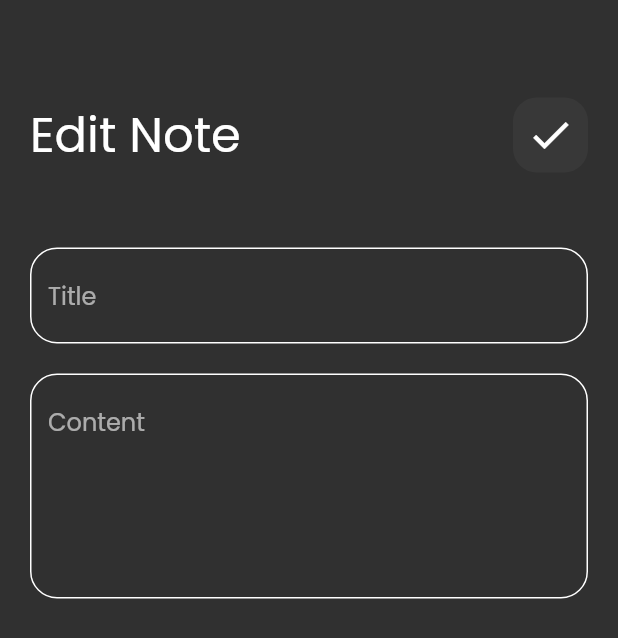
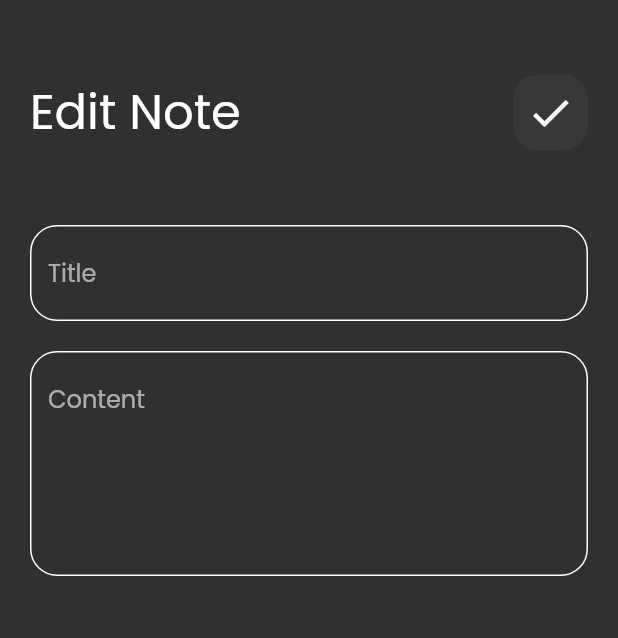
Before and after one commit to reham1414/notes_app, a Flutter app: the screen it shows after launch, after a tap on "Flutter Tips", on a phone screen of 412 x 824 dp. Shown: the top 638 px of the screen. Run offline on Flutter 3.47's test engine with Material 2 defaults, Android fonts, the phone set to English and light mode, and no system bars; our stand-ins replace bloc, hive, hive_flutter; accounts and stored records are empty.

```diff
--- a/lib/constants.dart
+++ b/lib/constants.dart
@@ -1,3 +1,4 @@
 import 'package:flutter/material.dart';
 
 const kPrimaryColor = Color(0xFF62FCD7);
+const kNotesBox = 'notes_box';
--- a/lib/views/widget/custom_app_bar.dart
+++ b/lib/views/widget/custom_app_bar.dart
@@ -2,9 +2,11 @@ import 'package:flutter/material.dart';
 import 'package:notes_app/views/widget/custom_icon.dart';
 
 class CustomAppBar extends StatelessWidget {
-  const CustomAppBar({super.key, required this.title, required this.icon});
+  const CustomAppBar({super.key, required this.title, required this.icon, required this.onPressedFunc});
  final String title;
  final IconData icon;
+ final VoidCallback onPressedFunc;
+
   @override
   Widget build(BuildContext context) {
     return  Row(
@@ -16,7 +18,7 @@ class CustomAppBar extends StatelessWidget {
         ),
         ),
         const Spacer(),
-         CustomIcon(icon: icon,),
+         CustomIcon(icon: icon, onPressedFunc: onPressedFunc,),
       ],
     );
   }
--- a/lib/views/widget/custom_icon.dart
+++ b/lib/views/widget/custom_icon.dart
@@ -1,8 +1,9 @@
 import 'package:flutter/material.dart';
 
 class CustomIcon extends StatelessWidget {
-  const CustomIcon({super.key, required this.icon});
+  const CustomIcon({super.key, required this.icon, required this.onPressedFunc});
 final IconData icon;
+final VoidCallback onPressedFunc;
   @override
   Widget build(BuildContext context) {
     return Container(
@@ -13,8 +14,11 @@ final IconData icon;
         borderRadius: BorderRadius.circular(16),
       ),
       child:  Center(
-        child: Icon(icon,
-        size: 32,
+        child: IconButton(
+          onPressed: onPressedFunc,
+          icon: Icon(icon,
+          size: 32,
+          ),
         ),
       ),
     );
--- a/lib/views/widget/edit_view_body.dart
+++ b/lib/views/widget/edit_view_body.dart
@@ -7,19 +7,21 @@ class EditViewBody extends StatelessWidget {
 
   @override
   Widget build(BuildContext context) {
-    return const Padding(
-    padding: EdgeInsets.symmetric(horizontal: 20),
+    return  Padding(
+    padding: const EdgeInsets.symmetric(horizontal: 20),
     child: Column(
     children: [
-    SizedBox(
-    height: 65,
+    const SizedBox(
+    height: 50,
     ),
-    CustomAppBar(title: 'Edit Note', icon: Icons.check,),
-    SizedBox(
+    CustomAppBar(title: 'Edit Note', icon: Icons.check, onPressedFunc: () {
+      Navigator.pop(context);
+    },),
+    const SizedBox(
     height: 50,),
-      CustomTextField(hintText: 'Title',),
-      SizedBox(height: 20,),
-      CustomTextField(hintText: 'Content',maxLines: 5,),
+      const CustomTextField(hintText: 'Title',),
+      const SizedBox(height: 20,),
+      const CustomTextField(hintText: 'Content',maxLines: 5,),
     ]));
   }
 }
--- a/lib/views/widget/notes_view_body.dart
+++ b/lib/views/widget/notes_view_body.dart
@@ -7,18 +7,19 @@ class NotesViewBody extends StatelessWidget {
 
   @override
   Widget build(BuildContext context) {
-    return const Padding(
-      padding: EdgeInsets.symmetric(horizontal: 20),
+    return  Padding(
+      padding: const EdgeInsets.symmetric(horizontal: 20),
       child: Column(
         children: [
-          SizedBox(
+          const SizedBox(
             height: 65,
           ),
-          CustomAppBar(title: 'Notes', icon: Icons.search,),
-          SizedBox(
+          CustomAppBar(title: 'Notes', icon: Icons.search, onPressedFunc: () {
+          },),
+          const SizedBox(
             height: 40,
           ),
-          Expanded(child: NotesListViewBuilder())
+          const Expanded(child: NotesListViewBuilder())
         ],
       ),
     );
--- a/pubspec.yaml
+++ b/pubspec.yaml
@@ -37,6 +37,9 @@ dependencies:
   cupertino_icons: ^1.0.2
   hive: ^2.2.3
   hive_flutter: ^1.1.0
+  flutter_bloc: ^8.1.3
+  bloc:
+  meta:
 
 dev_dependencies:
   hive_generator:
```
Also changed, not shown: pubspec.lock.
